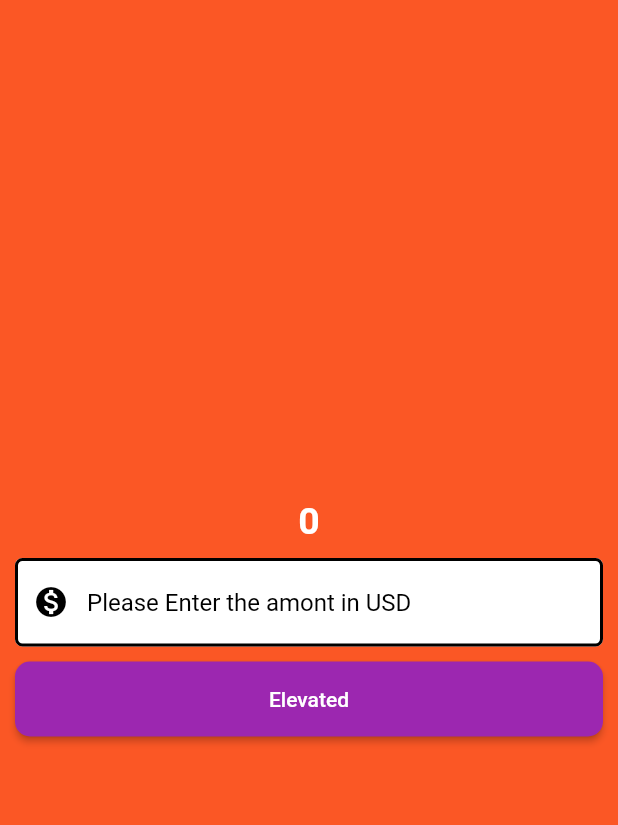
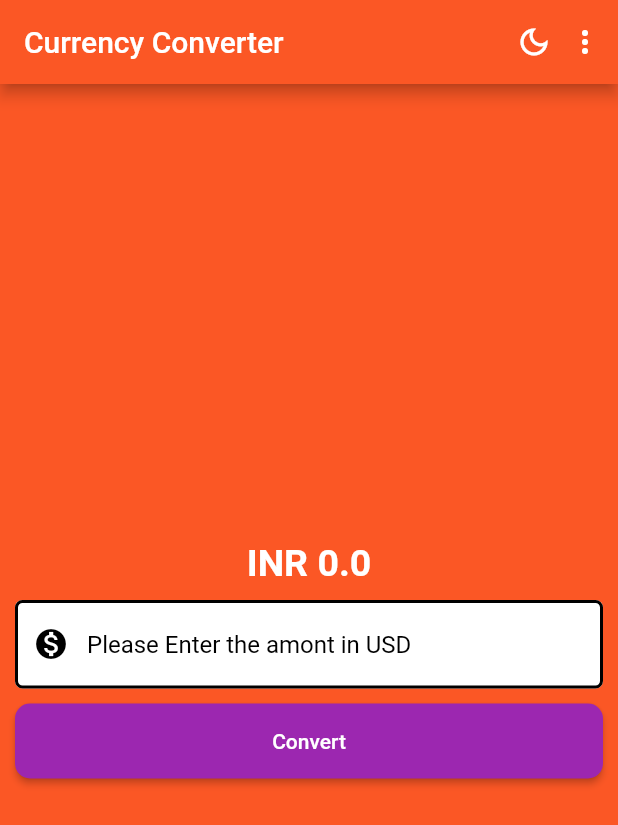
Before and after one commit to w3villa-alokmaurya/currency_con_flutter, a Flutter app: the screen it shows after launch, on a phone screen of 412 x 824 dp. Shown: the top 825 px of the screen. Run offline on Flutter 3.47's test engine with Material 2 defaults, Android fonts, the phone set to English and light mode, and no system bars.

Commit message:
Currency Converter done

```diff
--- a/lib/home.dart
+++ b/lib/home.dart
@@ -1,49 +1,84 @@
 import 'package:flutter/material.dart';
 
-class Home extends StatelessWidget {
+class Home extends StatefulWidget {
   const Home({super.key});
 
   @override
+  State<Home> createState() => _HomeState();
+}
+
+class _HomeState extends State<Home> {
+  double result = 0.00;
+  void convert() {
+    result = double.parse(textEditingController.text);
+    result *= 81;
+    setState(() {});
+  }
+
+  final TextEditingController textEditingController = TextEditingController();
+  final border = const OutlineInputBorder(
+    borderRadius: BorderRadius.all(
+      Radius.circular(5),
+    ),
+    borderSide: BorderSide(width: 2.0, style: BorderStyle.solid),
+  );
+  @override
+  void initState() {
+    super.initState();
+  }
+
+  @override
   Widget build(BuildContext context) {
-    const border = OutlineInputBorder(
-      borderRadius: BorderRadius.all(
-        Radius.circular(5),
+    return Scaffold(
+      appBar: AppBar(
+        backgroundColor: const Color.fromARGB(255, 251, 87, 37),
+        // elevation: 0,
+        title: const Text('Currency Converter'),
+        centerTitle: false,
+        actions: const [
+          Padding(
+            padding: EdgeInsets.only(right: 10),
+            child: Icon(Icons.dark_mode_outlined),
+          ),
+          Padding(
+            padding: EdgeInsets.only(right: 10),
+            child: Icon(Icons.more_vert),
+          ),
+        ],
       ),
-      borderSide: BorderSide(width: 2.0, style: BorderStyle.solid),
-    );
-    return Scaffold(
       backgroundColor: const Color.fromARGB(255, 251, 87, 37),
       body: Center(
         child: Column(
           mainAxisAlignment: MainAxisAlignment.center,
           children: [
-            const Text(
-              "0",
-              style: TextStyle(
+            Text(
+              'INR ${result.toString()}',
+              style: const TextStyle(
                 fontWeight: FontWeight.w700,
                 fontSize: 25,
                 color: Color.fromRGBO(255, 255, 255, 1),
               ),
             ),
-            const Padding(
-              padding: EdgeInsets.all(10.0),
+            Padding(
+              padding: const EdgeInsets.all(10.0),
               child: TextField(
-                style: TextStyle(
+                controller: textEditingController,
+                style: const TextStyle(
                   color: Colors.black,
                 ),
                 decoration: InputDecoration(
                   hintText: 'Please Enter the amont in USD',
                   focusedBorder: border,
                   enabledBorder: border,
-                  hintStyle: TextStyle(
+                  hintStyle: const TextStyle(
                     color: Colors.black,
                   ),
-                  prefixIcon: Icon(Icons.monetization_on),
+                  prefixIcon: const Icon(Icons.monetization_on),
                   prefixIconColor: Colors.black,
                   filled: true,
                   fillColor: Colors.white,
                 ),
-                keyboardType: TextInputType.numberWithOptions(
+                keyboardType: const TextInputType.numberWithOptions(
                   decimal: true,
                 ),
               ),
@@ -67,7 +102,7 @@ class Home extends StatelessWidget {
               padding: const EdgeInsets.only(left: 10, right: 10),
               child: ElevatedButton(
                 onPressed: () {
-                  //
+                  convert();
                 },
                 style: const ButtonStyle(
                   backgroundColor: MaterialStatePropertyAll(Colors.purple),
@@ -82,7 +117,7 @@ class Home extends StatelessWidget {
                     ),
                   ),
                 ),
-                child: const Text('Elevated'),
+                child: const Text('Convert'),
               ),
             ),
           ],
--- a/lib/main.dart
+++ b/lib/main.dart
@@ -10,7 +10,7 @@ class MyApp extends StatelessWidget {
   @override
   Widget build(BuildContext context) {
     return const MaterialApp(
-      home: Home(),
-      );
+        home: Home(),
+        );
   }
 }
```
